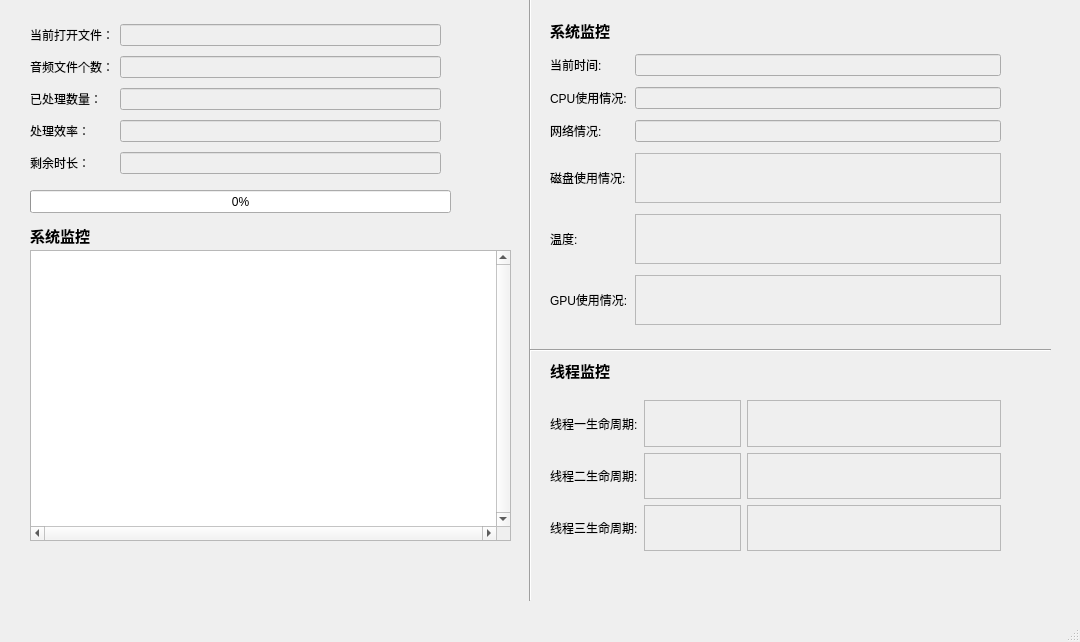
Before: the Qt Designer form mainframepkg/mainFrame.ui in ZhihaoPan/audio_process_system, drawn with Qt 5.
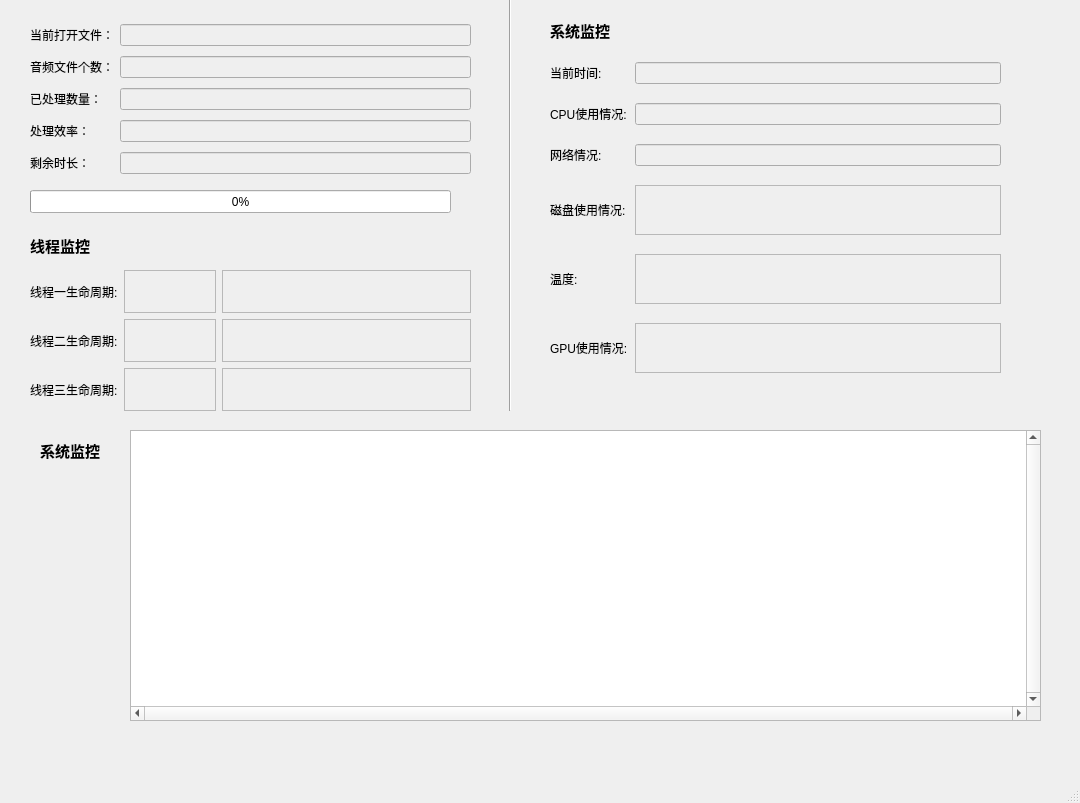
After: the same form once the commit is applied.

```diff
--- a/mainframepkg/mainFrame.ui
+++ b/mainframepkg/mainFrame.ui
@@ -10,7 +10,7 @@
     <x>0</x>
     <y>0</y>
     <width>1080</width>
-    <height>642</height>
+    <height>803</height>
    </rect>
   </property>
   <property name="windowTitle">
@@ -33,10 +33,10 @@
    <widget class="Line" name="line">
     <property name="geometry">
      <rect>
-      <x>520</x>
-      <y>-70</y>
+      <x>500</x>
+      <y>-60</y>
       <width>20</width>
-      <height>671</height>
+      <height>471</height>
      </rect>
     </property>
     <property name="orientation">
@@ -49,9 +49,9 @@
     </property>
     <property name="geometry">
      <rect>
-      <x>30</x>
-      <y>250</y>
-      <width>481</width>
+      <x>130</x>
+      <y>430</y>
+      <width>911</width>
       <height>291</height>
      </rect>
     </property>
@@ -62,19 +62,6 @@
      <enum>Qt::ScrollBarAlwaysOn</enum>
     </property>
    </widget>
-   <widget class="Line" name="line_2">
-    <property name="geometry">
-     <rect>
-      <x>530</x>
-      <y>340</y>
-      <width>521</width>
-      <height>20</height>
-     </rect>
-    </property>
-    <property name="orientation">
-     <enum>Qt::Horizontal</enum>
-    </property>
-   </widget>
    <widget class="QLabel" name="label_13">
     <property name="geometry">
      <rect>
@@ -99,10 +86,10 @@
    <widget class="QLabel" name="label_15">
     <property name="geometry">
      <rect>
-      <x>550</x>
-      <y>350</y>
-      <width>91</width>
-      <height>41</height>
+      <x>30</x>
+      <y>230</y>
+      <width>81</width>
+      <height>31</height>
      </rect>
     </property>
     <property name="font">
@@ -120,10 +107,10 @@
    <widget class="QLabel" name="label_14">
     <property name="geometry">
      <rect>
-      <x>30</x>
-      <y>220</y>
+      <x>40</x>
+      <y>430</y>
       <width>81</width>
-      <height>31</height>
+      <height>41</height>
      </rect>
     </property>
     <property name="font">
@@ -143,7 +130,7 @@
      <rect>
       <x>30</x>
       <y>20</y>
-      <width>411</width>
+      <width>441</width>
       <height>161</height>
      </rect>
     </property>
@@ -226,7 +213,7 @@
       <x>550</x>
       <y>50</y>
       <width>451</width>
-      <height>280</height>
+      <height>341</height>
      </rect>
     </property>
     <layout class="QGridLayout" name="gridLayout_2">
@@ -361,10 +348,10 @@
    <widget class="QWidget" name="layoutWidget">
     <property name="geometry">
      <rect>
-      <x>550</x>
-      <y>400</y>
-      <width>451</width>
-      <height>151</height>
+      <x>30</x>
+      <y>270</y>
+      <width>441</width>
+      <height>141</height>
      </rect>
     </property>
     <layout class="QGridLayout" name="gridLayout_3">
```
Left out of the diff: 50 changed lines with no effect on the pictures.
